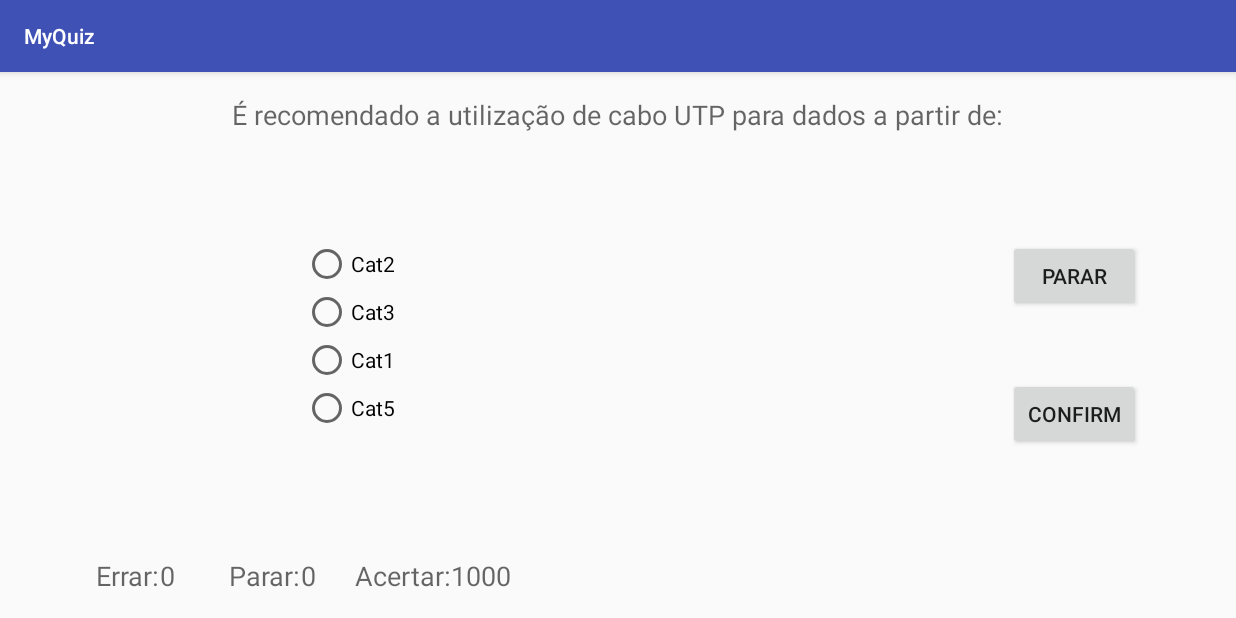
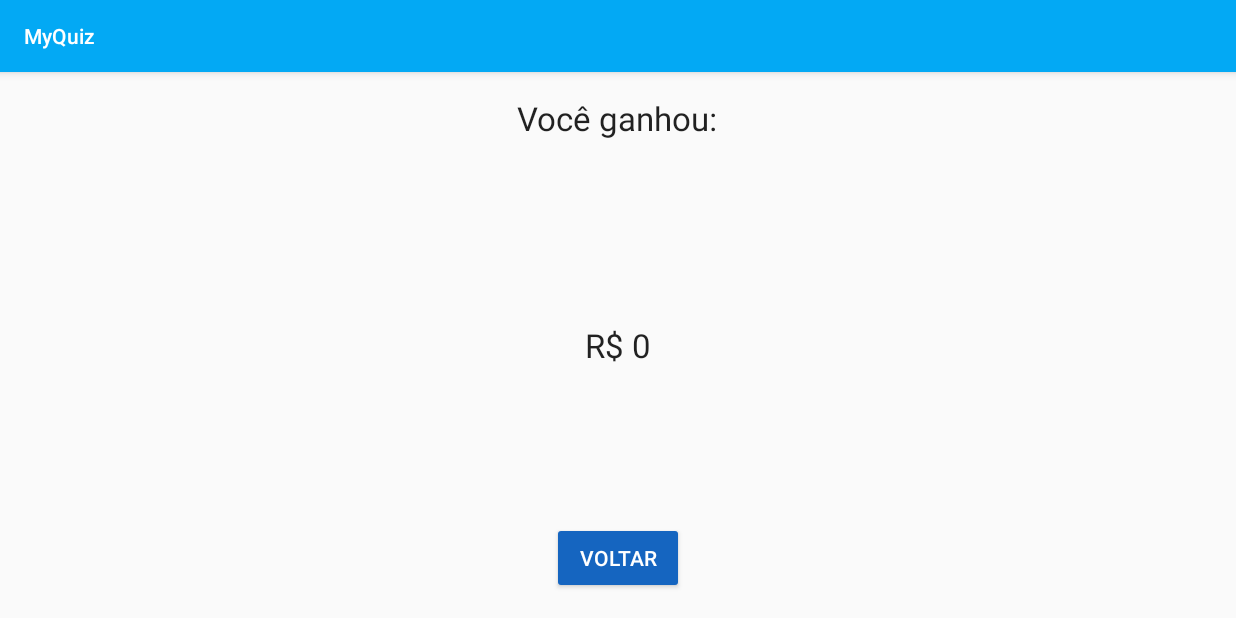
Before and after one commit to GuilhermeAgunzo/MyQuiz, an Android app: the TestActivity screen opened directly, with no data from a screen before it, after a tap on "CONFIRM", on a phone screen of 824 x 412 dp (held sideways). Run offline under Robolectric (Android 15) with nearby library versions, the phone set to English and light mode, and no system bars; 2 statements that could not run were skipped.

Commit message:
Correções e mudanças no Layout

```diff
--- a/app/src/main/java/com/example/guilh/myquiz/MainActivity.java
+++ b/app/src/main/java/com/example/guilh/myquiz/MainActivity.java
@@ -4,15 +4,20 @@ import android.content.Intent;
 import android.support.v7.app.AppCompatActivity;
 import android.os.Bundle;
 import android.view.View;
+import android.view.Window;
 import android.widget.Button;
+import android.widget.TextView;
 import android.widget.Toast;
 
 public class MainActivity extends AppCompatActivity {
 
     @Override
     protected void onCreate(Bundle savedInstanceState) {
+        requestWindowFeature(Window.FEATURE_NO_TITLE);
         super.onCreate(savedInstanceState);
         setContentView(R.layout.activity_main);
+
+
 
         Button btn = (Button) findViewById(R.id.button);
         Button btn2 = (Button) findViewById(R.id.button2);
--- /dev/null
+++ b/app/src/main/java/com/example/guilh/myquiz/ResultActivity.java
@@ -0,0 +1,73 @@
+package com.example.guilh.myquiz;
+
+import android.content.Intent;
+import android.support.v7.app.AppCompatActivity;
+import android.os.Bundle;
+import android.view.View;
+import android.widget.ArrayAdapter;
+import android.widget.ListView;
+import android.widget.TextView;
+
+import org.w3c.dom.Text;
+
+import java.text.SimpleDateFormat;
+import java.util.ArrayList;
+import java.util.Calendar;
+import java.util.Date;
+import java.util.List;
+
+public class ResultActivity extends AppCompatActivity {
+
+    //List<String> results;
+
+    @Override
+    protected void onCreate(Bundle savedInstanceState) {
+        super.onCreate(savedInstanceState);
+        setContentView(R.layout.activity_result);
+
+      /*  if(results == null){
+            results = new ArrayList<String>();
+        }
+      */
+
+        int score = getIntent().getIntExtra("score",0);
+
+        TextView points = (TextView) findViewById(R.id.textView10);
+        points.setText("R$ " + Integer.toString(score));
+
+        //addResult(score);
+
+        //ListView listView = (ListView) findViewById(R.id.listView);
+
+        /*
+        ArrayAdapter<String> aa = new ArrayAdapter<String>(
+                this,
+                android.R.layout.simple_list_item_1,
+                results);
+
+        listView.setAdapter(aa);
+        */
+    }
+
+    public void back(View view){
+        Intent i = new Intent(getApplicationContext(),MainActivity.class);
+        startActivity(i);
+    }
+
+    public void addResult(int score){
+        if(score > 0){
+            SimpleDateFormat dateFormat = new SimpleDateFormat("dd-MM-yyyy-HH:mm:ss");
+
+            Date data = new Date();
+
+            Calendar  cal = Calendar.getInstance();
+            cal.setTime(data);
+            Date data_atual = cal.getTime();
+
+            String data_completa = dateFormat.format(data_atual);
+
+            //results.add(data_completa + " - " + Integer.toString(score));
+
+        }
+    }
+}
--- a/app/src/main/java/com/example/guilh/myquiz/TestActivity.java
+++ b/app/src/main/java/com/example/guilh/myquiz/TestActivity.java
@@ -1,5 +1,6 @@
 package com.example.guilh.myquiz;
 
+import android.content.Intent;
 import android.support.v7.app.AppCompatActivity;
 import android.os.Bundle;
 import android.view.View;
@@ -412,9 +413,21 @@ public class TestActivity extends AppCompatActivity {
             if(position < stats.difficulty){
                 refreshQuestion();
             }else{
-
+                Intent i = new Intent(getApplicationContext(),ResultActivity.class);
+                i.putExtra("score", stats.points);
+                startActivity(i);
             }
+        }else{
+            Intent i = new Intent(getApplicationContext(),ResultActivity.class);
+            i.putExtra("score", stats.prevPoints);
+            startActivity(i);
         }
     }
 
+    public void stop(View view){
+        Intent i = new Intent(getApplicationContext(),ResultActivity.class);
+        i.putExtra("score", stats.points);
+        startActivity(i);
+    }
+
 }
--- /dev/null
+++ b/app/src/main/res/layout/activity_result.xml
@@ -0,0 +1,41 @@
+<?xml version="1.0" encoding="utf-8"?>
+<RelativeLayout xmlns:android="http://schemas.android.com/apk/res/android"
+    xmlns:tools="http://schemas.android.com/tools"
+    android:layout_width="match_parent"
+    android:layout_height="match_parent"
+    android:paddingBottom="@dimen/activity_vertical_margin"
+    android:paddingLeft="@dimen/activity_horizontal_margin"
+    android:paddingRight="@dimen/activity_horizontal_margin"
+    android:paddingTop="@dimen/activity_vertical_margin"
+    tools:context="com.example.guilh.myquiz.ResultActivity">
+
+    <Button
+        android:layout_width="wrap_content"
+        android:layout_height="wrap_content"
+        android:text="Voltar"
+        android:id="@+id/button6"
+        android:layout_alignParentBottom="true"
+        android:layout_centerHorizontal="true"
+        android:onClick="back"
+        android:textColor="#FFFFFF"
+        android:backgroundTint="#1565c0"/>
+
+    <TextView
+        android:layout_width="wrap_content"
+        android:layout_height="wrap_content"
+        android:textAppearance="?android:attr/textAppearanceLarge"
+        android:text="Você ganhou:"
+        android:id="@+id/textView9"
+        android:layout_alignParentTop="true"
+        android:layout_centerHorizontal="true" />
+
+    <TextView
+        android:layout_width="wrap_content"
+        android:layout_height="wrap_content"
+        android:textAppearance="?android:attr/textAppearanceLarge"
+        android:text="[Points]"
+        android:id="@+id/textView10"
+        android:layout_centerVertical="true"
+        android:layout_centerHorizontal="true" />
+
+</RelativeLayout>
--- a/app/src/main/res/values/styles.xml
+++ b/app/src/main/res/values/styles.xml
@@ -3,9 +3,8 @@
     <!-- Base application theme. -->
     <style name="AppTheme" parent="Theme.AppCompat.Light.DarkActionBar">
         <!-- Customize your theme here. -->
-        <item name="colorPrimary">@color/colorPrimary</item>
-        <item name="colorPrimaryDark">@color/colorPrimaryDark</item>
-        <item name="colorAccent">@color/colorAccent</item>
+        <item name="colorPrimary">#03A9F4</item>
+        <item name="colorPrimaryDark">#0288D1</item>
+        <item name="colorAccent">#7C4DFF</item>
     </style>
-
 </resources>
```
Also changed, not shown: app/src/main/AndroidManifest.xml (+8 -2 lines), app/src/main/res/layout/activity_main.xml (+11 -3 lines), app/src/main/res/layout/activity_test.xml (+10 -3 lines).
